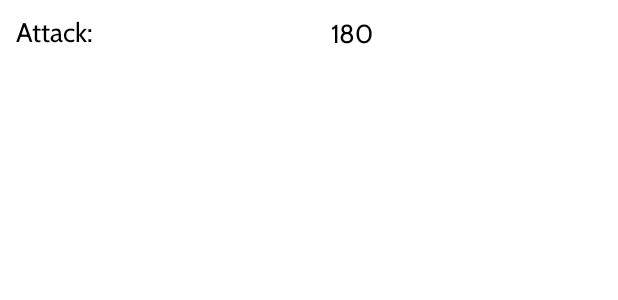
After one commit to UnOso/GachamonstersAndroid, an Android app: the layout fragment_main_menu_gachamonsters_stats_item.xml on its own in the app's theme, with its tools: preview values and no code run, on a phone screen of 412 x 824 dp. The commit adds this screen. Shown: the top 300 px of the screen. Run offline under Robolectric (Android 15) with nearby library versions, the phone set to English and light mode, and no system bars.

Commit message:
Initial Layout Gachamon Main Menu

```diff
--- /dev/null
+++ b/app/src/main/java/com/polariumx/gachamonsters/features/model/MainMenuGachaStatModel.kt
@@ -0,0 +1,6 @@
+package com.polariumx.gachamonsters.features.model
+
+data class MainMenuGachaStatModel (
+    val statName : String,
+    val statValue: Int
+        )
--- /dev/null
+++ b/app/src/main/res/layout/fragment_main_menu_gachamonsters_stats_item.xml
@@ -0,0 +1,37 @@
+<?xml version="1.0" encoding="utf-8"?>
+<LinearLayout xmlns:android="http://schemas.android.com/apk/res/android"
+    xmlns:app="http://schemas.android.com/apk/res-auto"
+    xmlns:tools="http://schemas.android.com/tools"
+    android:layout_width="match_parent"
+    android:layout_height="wrap_content"
+    android:layout_margin="10dp"
+    android:orientation="horizontal">
+
+    <TextView
+        android:id="@+id/fragment_main_menu_gachamonsters_stats_name_item_text"
+        android:layout_width="wrap_content"
+        android:layout_height="wrap_content"
+        android:fontFamily="@font/cabin"
+        android:gravity="center"
+        android:autoSizeTextType="uniform"
+        android:textColor="@color/black"
+        android:textSize="18sp"
+        android:layout_marginEnd="5dp"
+        app:layout_constraintBottom_toBottomOf="@id/fragment_main_menu_option_slider_item_image"
+        app:layout_constraintTop_toTopOf="@id/fragment_main_menu_option_slider_item_image"
+        tools:text="Attack:"/>
+
+    <TextView
+        android:id="@+id/fragment_main_menu_gachamonsters_stats_value_item_text"
+        android:layout_width="match_parent"
+        android:layout_height="wrap_content"
+        android:fontFamily="@font/cabin"
+        android:gravity="center"
+        android:autoSizeTextType="uniform"
+        android:textColor="@color/black"
+        android:textSize="16sp"
+        app:layout_constraintBottom_toBottomOf="@id/fragment_main_menu_option_slider_item_image"
+        app:layout_constraintTop_toTopOf="@id/fragment_main_menu_option_slider_item_image"
+        tools:text="180"/>
+
+</LinearLayout>
```
Also changed, not shown: app/src/main/java/com/polariumx/gachamonsters/features/MainMenuFragment.kt (+24 -4 lines), app/src/main/java/com/polariumx/gachamonsters/features/MainMenuOptionGachamonstersStatsAdapter.kt (added, +38 -0 lines), app/src/main/res/layout/fragment_main_menu.xml (+32 -0 lines).
